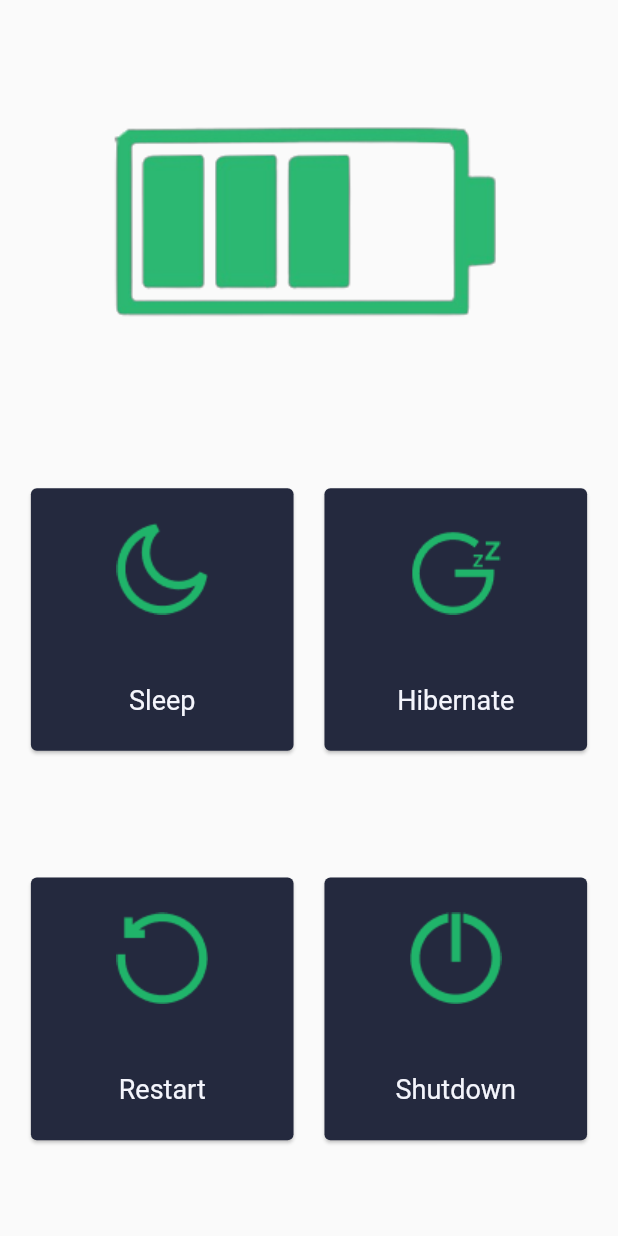
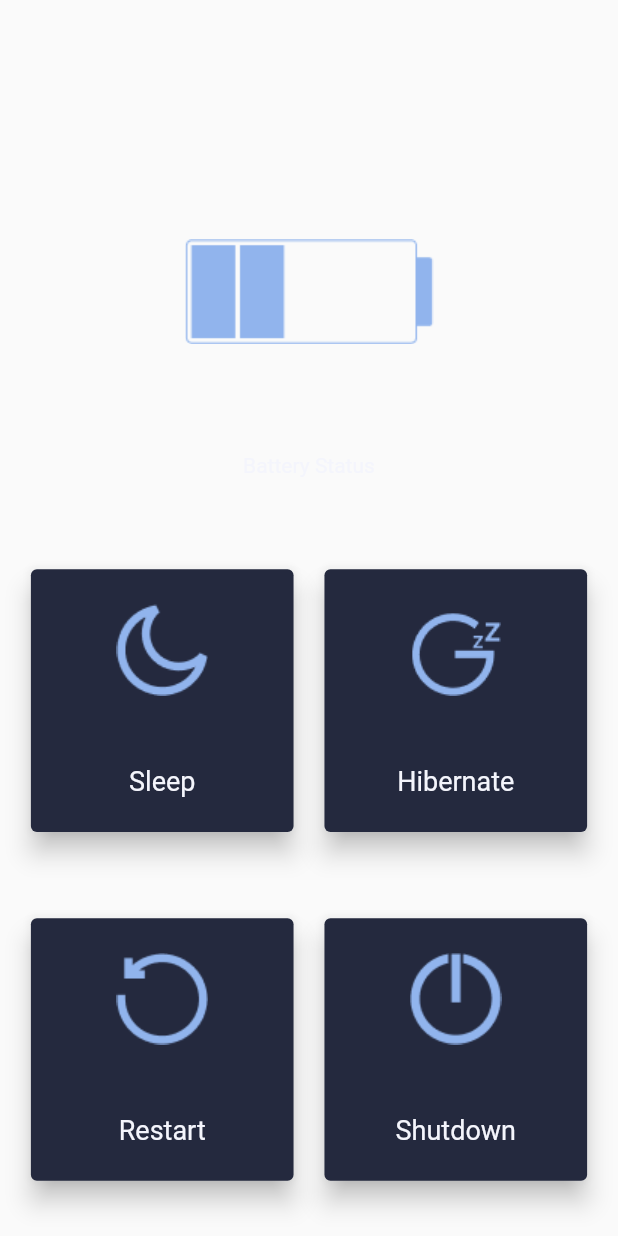
Before and after one commit to Abhijna-Raghavendra/Techshilla-RemotePC, a Flutter app: the PowerWidget widget shown alone on an empty page, opened directly, on a phone screen of 412 x 824 dp. Run offline on Flutter 3.47's test engine with Material 2 defaults, Android fonts, the phone set to English and light mode, and no system bars; our stand-ins replace firebase_auth, firebase_core, firebase_database, google_sign_in; missing offline and left inert: dartssh2; accounts and stored records are empty.

Commit message:
ptch: change colour scheme

```diff
--- a/mobile/lib/screens/login_screen.dart
+++ b/mobile/lib/screens/login_screen.dart
@@ -8,7 +8,7 @@ class LoginScreen extends StatelessWidget {
   @override
   Widget build(BuildContext context) {
     return Scaffold(
-      backgroundColor: const Color(0xff000000),
+      backgroundColor: const Color(0xff24293e),
       body: Center(
         child: Column(mainAxisAlignment: MainAxisAlignment.center, children: [
           Image.asset(
@@ -47,7 +47,7 @@ class LoginScreen extends StatelessWidget {
               ),
               style: const ButtonStyle(
                 foregroundColor: MaterialStatePropertyAll(Color(0xfff4f5fc)),
-                backgroundColor: MaterialStatePropertyAll(Color(0xff20b46a)),
+                backgroundColor: MaterialStatePropertyAll(Color(0xff8ebbff)),
               )),
         ]),
       ),
--- a/mobile/lib/ui/power_widget.dart
+++ b/mobile/lib/ui/power_widget.dart
@@ -13,9 +13,13 @@ class PowerWidget extends StatefulWidget {
 
 class _PowerWidgetState extends State<PowerWidget> {
   late SSHClient _client;
+  String _deviceName = '';
   Future establishConnection() async {
     Object data = await getUserData();
     var parsedData = json.decode(json.encode(data));
+    setState(() {
+      _deviceName = parsedData['device_name'];
+    });
     _client = await connect(
         parsedData['IPv4'], parsedData['user_name'], parsedData['pswd']);
   }
@@ -35,12 +39,33 @@ class _PowerWidgetState extends State<PowerWidget> {
       mainAxisAlignment: MainAxisAlignment.spaceEvenly,
       children: [
         Padding(
+          padding: const EdgeInsets.all(12.0),
+          child: Text(
+            _deviceName,
+            style: const TextStyle(
+                color: Color(0xfff4f5fc),
+                fontSize: 22,
+                fontWeight: FontWeight.bold),
+          ),
+        ),
+        Padding(
           padding: const EdgeInsets.all(10.0),
-          child: Image.asset('assets/images/battery.png'),
+          child: Image.asset(
+            'assets/images/battery.png',
+            width: screenWidth * 0.7,
+          ),
+        ),
+        const Text(
+          'Battery Status',
+          style: TextStyle(
+            color: Color(0xfff4f5fc),
+            fontSize: 14,
+          ),
         ),
         Row(
           children: [
             Card(
+              elevation: 7,
               margin: EdgeInsets.only(
                 left: screenWidth * 0.05,
                 right: screenWidth * 0.025,
@@ -68,6 +93,7 @@ class _PowerWidgetState extends State<PowerWidget> {
               ),
             ),
             Card(
+                elevation: 7,
                 margin: EdgeInsets.only(
                   left: screenWidth * 0.025,
                   right: screenWidth * 0.05,
@@ -98,6 +124,7 @@ class _PowerWidgetState extends State<PowerWidget> {
         Row(
           children: [
             Card(
+              elevation: 7,
               margin: EdgeInsets.only(
                   left: screenWidth * 0.05,
                   right: screenWidth * 0.025,
@@ -124,6 +151,7 @@ class _PowerWidgetState extends State<PowerWidget> {
               ),
             ),
             Card(
+                elevation: 7,
                 margin: EdgeInsets.only(
                     left: screenWidth * 0.025,
                     right: screenWidth * 0.05,
```
Also changed, not shown: mobile/lib/screens/home_screen.dart (+5 -5 lines), mobile/assets/images/battery.png, mobile/assets/images/hibernate.png, mobile/assets/images/restart.png, mobile/assets/images/shutdown.png, mobile/assets/images/sleep.png.
